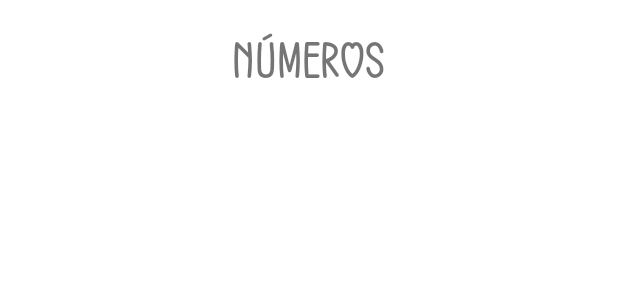
After one commit to VanessaMtzMtz/SegundaApp-Android, an Android app: the layout numeros_lista.xml on its own in the app's theme, with its tools: preview values and no code run, on a phone screen of 412 x 824 dp. The commit adds this screen. Shown: the top 300 px of the screen. Run offline under Robolectric (Android 15) with nearby library versions, the phone set to English and light mode, and no system bars.

```diff
--- /dev/null
+++ b/Numeros/app/src/main/res/layout/numeros_lista.xml
@@ -0,0 +1,50 @@
+<?xml version="1.0" encoding="utf-8"?>
+<androidx.constraintlayout.widget.ConstraintLayout xmlns:android="http://schemas.android.com/apk/res/android"
+    xmlns:app="http://schemas.android.com/apk/res-auto"
+    xmlns:tools="http://schemas.android.com/tools"
+    android:layout_width="match_parent"
+    android:layout_height="match_parent">
+
+    <androidx.constraintlayout.widget.Guideline
+        android:id="@+id/guideline2"
+        android:layout_width="wrap_content"
+        android:layout_height="wrap_content"
+        android:orientation="horizontal"
+        app:layout_constraintGuide_begin="10dp" />
+
+    <androidx.constraintlayout.widget.Guideline
+        android:id="@+id/guideline3"
+        android:layout_width="wrap_content"
+        android:layout_height="wrap_content"
+        android:orientation="horizontal"
+        app:layout_constraintGuide_begin="20dp" />
+
+    <androidx.constraintlayout.widget.Guideline
+        android:id="@+id/guideline4"
+        android:layout_width="wrap_content"
+        android:layout_height="wrap_content"
+        android:orientation="horizontal"
+        app:layout_constraintGuide_begin="60dp" />
+
+    <androidx.constraintlayout.widget.Guideline
+        android:id="@+id/guideline5"
+        android:layout_width="wrap_content"
+        android:layout_height="wrap_content"
+        android:orientation="horizontal"
+        app:layout_constraintGuide_begin="70dp" />
+
+    <TextView
+        android:id="@+id/tvNumbers"
+        android:layout_width="0dp"
+        android:layout_height="0dp"
+        android:fontFamily="@font/carlomelow"
+        android:gravity="center_horizontal|center_vertical"
+        android:textAlignment="center"
+        android:textSize="34sp"
+        app:layout_constraintBottom_toTopOf="@+id/guideline4"
+        app:layout_constraintEnd_toEndOf="parent"
+        app:layout_constraintStart_toStartOf="parent"
+        app:layout_constraintTop_toTopOf="@+id/guideline3"
+        tools:text="@string/tvNumber" />
+
+</androidx.constraintlayout.widget.ConstraintLayout>
```
Also changed, not shown: Numeros/app/src/main/java/com/example/numeros/MainActivity.kt (+20 -0 lines), Numeros/app/src/main/java/com/example/numeros/MainActivity2.kt (+63 -0 lines), Numeros/app/src/main/res/layout/activity_main.xml (+13 -44 lines), Numeros/app/src/main/res/layout/activity_main2.xml (+66 -4 lines), Numeros/app/src/main/res/values/strings.xml (+7 -3 lines).
